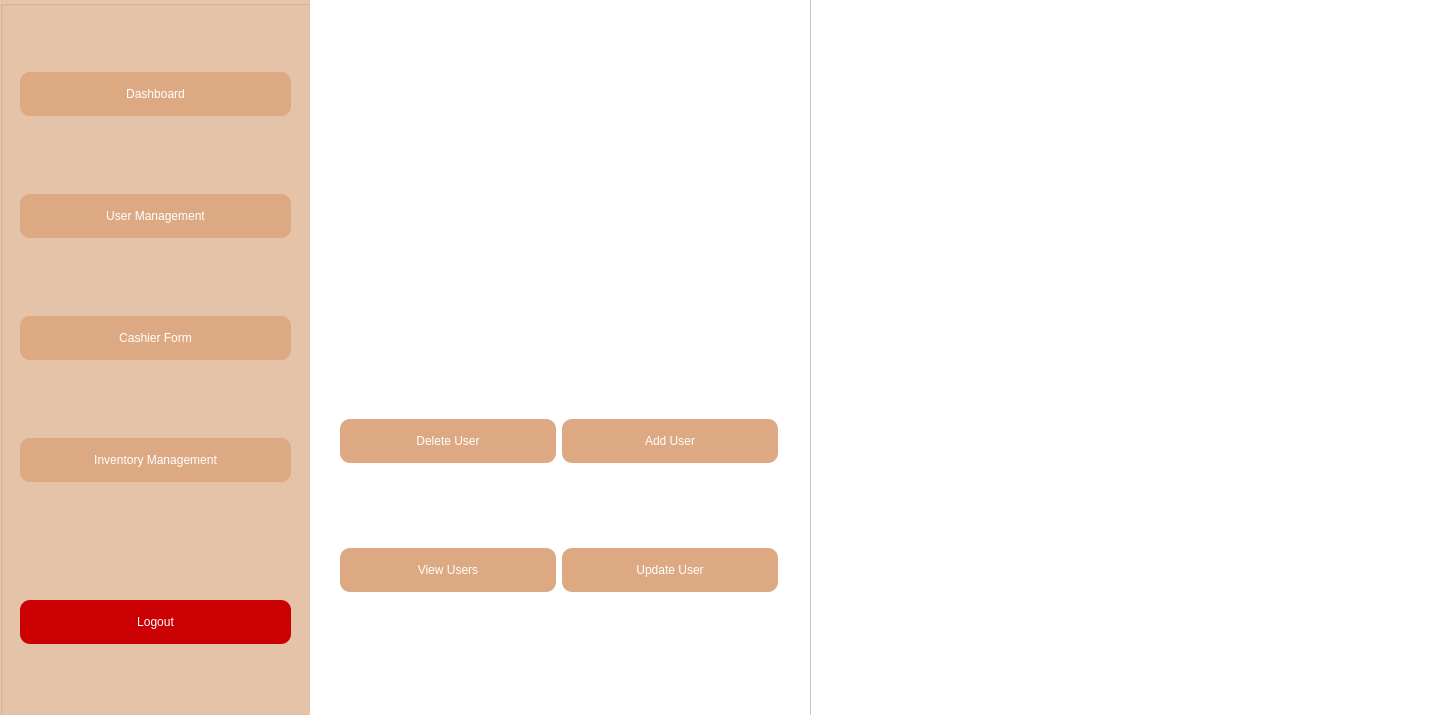
This is mainform.ui in kr8457/BakeryPOS-Qt as Qt 5 draws it before an edit. The edited form follows.
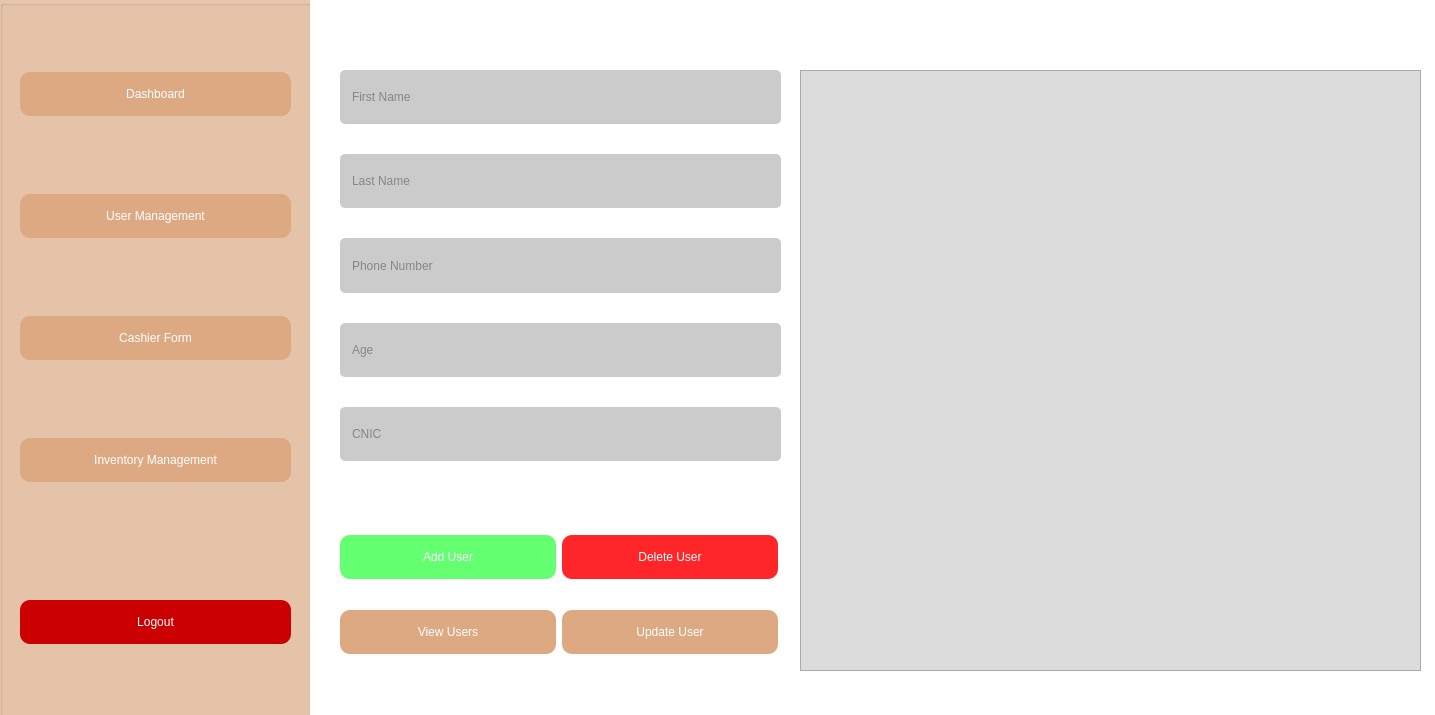
This is the edited form.

Commit message: making user management page

```diff
--- a/mainform.ui
+++ b/mainform.ui
@@ -228,15 +228,25 @@
 	
 	background-color: rgb(145, 113, 68);
 }
-</string>
+
+QLineEdit {
+	border-radius: 5px;
+	background-color: rgb(203, 203, 203);
+	padding: 10px;
+	color: rgb(65, 65, 65);
+}
+
+QTableView {
+	background-color: rgb(220, 220, 220)
+}</string>
      </property>
      <widget class="QTableView" name="usersTableView">
       <property name="geometry">
        <rect>
-        <x>500</x>
-        <y>0</y>
-        <width>631</width>
-        <height>741</height>
+        <x>490</x>
+        <y>90</y>
+        <width>621</width>
+        <height>601</height>
        </rect>
       </property>
      </widget>
@@ -244,28 +254,35 @@
       <property name="geometry">
        <rect>
         <x>30</x>
-        <y>360</y>
+        <y>530</y>
         <width>438</width>
-        <height>331</height>
+        <height>170</height>
        </rect>
       </property>
       <layout class="QVBoxLayout" name="verticalLayout">
        <item>
         <layout class="QHBoxLayout" name="horizontalLayout">
-         <item>
-          <widget class="QPushButton" name="delete_user_btn">
-           <property name="text">
-            <string>Delete User</string>
-           </property>
-          </widget>
-         </item>
          <item>
           <widget class="QPushButton" name="add_user_btn">
+           <property name="styleSheet">
+            <string notr="true">background-color: rgb(101, 255, 114);</string>
+           </property>
            <property name="text">
             <string>Add User</string>
            </property>
           </widget>
          </item>
+         <item>
+          <widget class="QPushButton" name="delete_user_btn">
+           <property name="styleSheet">
+            <string notr="true">background-color: rgb(255, 38, 42);
+</string>
+           </property>
+           <property name="text">
+            <string>Delete User</string>
+           </property>
+          </widget>
+         </item>
         </layout>
        </item>
        <item>
@@ -288,6 +305,104 @@
        </item>
       </layout>
      </widget>
+     <widget class="QWidget" name="">
+      <property name="geometry">
+       <rect>
+        <x>30</x>
+        <y>90</y>
+        <width>441</width>
+        <height>391</height>
+       </rect>
+      </property>
+      <layout class="QVBoxLayout" name="verticalLayout_4" stretch="0,0,0,0,0">
+       <property name="spacing">
+        <number>30</number>
+       </property>
+       <property name="sizeConstraint">
+        <enum>QLayout::SizeConstraint::SetDefaultConstraint</enum>
+       </property>
+       <item>
+        <widget class="QLineEdit" name="first_name_line_edit">
+         <property name="sizePolicy">
+          <sizepolicy hsizetype="Expanding" vsizetype="Expanding">
+           <horstretch>0</horstretch>
+           <verstretch>0</verstretch>
+          </sizepolicy>
+         </property>
+         <property name="text">
+          <string/>
+         </property>
+         <property name="placeholderText">
+          <string>First Name</string>
+         </property>
+        </widget>
+       </item>
+       <item>
+        <widget class="QLineEdit" name="last_name_line_edit">
+         <property name="sizePolicy">
+          <sizepolicy hsizetype="Expanding" vsizetype="Expanding">
+           <horstretch>0</horstretch>
+           <verstretch>0</verstretch>
+          </sizepolicy>
+         </property>
+         <property name="text">
+          <string/>
+         </property>
+         <property name="placeholderText">
+          <string>Last Name</string>
+         </property>
+        </widget>
+       </item>
+       <item>
+        <widget class="QLineEdit" name="phone_no_line_edit">
+         <property name="sizePolicy">
+          <sizepolicy hsizetype="Expanding" vsizetype="Expanding">
+           <horstretch>0</horstretch>
+           <verstretch>0</verstretch>
+          </sizepolicy>
+         </property>
+         <property name="text">
+          <string/>
+         </property>
+         <property name="placeholderText">
+          <string>Phone Number</string>
+         </property>
+        </widget>
+       </item>
+       <item>
+        <widget class="QLineEdit" name="age_line_edit">
+         <property name="sizePolicy">
+          <sizepolicy hsizetype="Expanding" vsizetype="Expanding">
+           <horstretch>0</horstretch>
+           <verstretch>0</verstretch>
+          </sizepolicy>
+         </property>
+         <property name="text">
+          <string/>
+         </property>
+         <property name="placeholderText">
+          <string>Age</string>
+         </property>
+        </widget>
+       </item>
+       <item>
+        <widget class="QLineEdit" name="cnic_line_edit">
+         <property name="sizePolicy">
+          <sizepolicy hsizetype="Expanding" vsizetype="Expanding">
+           <horstretch>0</horstretch>
+           <verstretch>0</verstretch>
+          </sizepolicy>
+         </property>
+         <property name="text">
+          <string/>
+         </property>
+         <property name="placeholderText">
+          <string>CNIC</string>
+         </property>
+        </widget>
+       </item>
+      </layout>
+     </widget>
     </widget>
     <widget class="QWidget" name="cashier_form_page">
      <property name="styleSheet">
```
Left out of the diff: 25 changed lines with no effect on the pictures.
